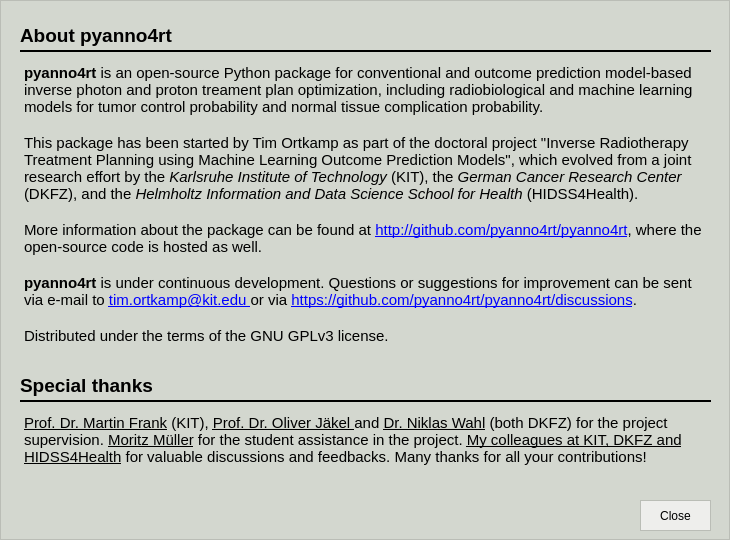
First picture: the form in pyanno4rt/gui/designs/info_window.ui, repository pyanno4rt/pyanno4rt, before the edit.
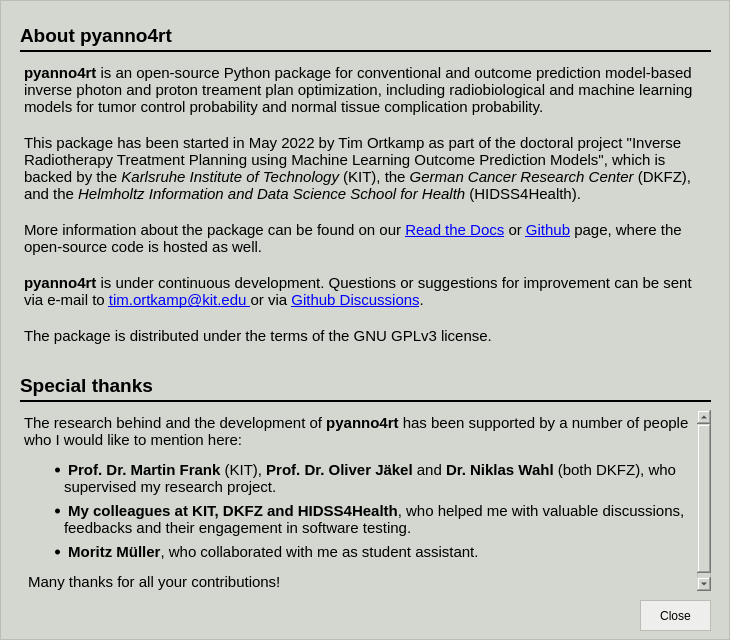
Second picture: the form after the edit.

What changed in the file:
```diff
--- a/pyanno4rt/gui/designs/info_window.ui
+++ b/pyanno4rt/gui/designs/info_window.ui
@@ -10,19 +10,19 @@
     <x>0</x>
     <y>0</y>
     <width>730</width>
-    <height>540</height>
+    <height>640</height>
    </rect>
   </property>
   <property name="minimumSize">
    <size>
     <width>730</width>
-    <height>540</height>
+    <height>640</height>
    </size>
   </property>
   <property name="maximumSize">
    <size>
     <width>730</width>
-    <height>540</height>
+    <height>640</height>
    </size>
   </property>
   <property name="windowTitle">
@@ -109,13 +109,13 @@
 &lt;/style&gt;&lt;/head&gt;&lt;body style=&quot; font-family:'Ubuntu'; font-size:11pt; font-weight:400; font-style:normal;&quot;&gt;
 &lt;p style=&quot; margin-top:0px; margin-bottom:0px; margin-left:0px; margin-right:0px; -qt-block-indent:0; text-indent:0px;&quot;&gt;&lt;span style=&quot; font-weight:600;&quot;&gt;pyanno4rt&lt;/span&gt; is an open-source Python package for conventional and outcome prediction model-based inverse photon and proton treament plan optimization, including radiobiological and machine learning models for tumor control probability and normal tissue complication probability.&lt;/p&gt;
 &lt;p style=&quot;-qt-paragraph-type:empty; margin-top:0px; margin-bottom:0px; margin-left:0px; margin-right:0px; -qt-block-indent:0; text-indent:0px;&quot;&gt;&lt;br /&gt;&lt;/p&gt;
-&lt;p style=&quot; margin-top:0px; margin-bottom:0px; margin-left:0px; margin-right:0px; -qt-block-indent:0; text-indent:0px;&quot;&gt;This package has been started by Tim Ortkamp as part of the doctoral project &amp;quot;Inverse Radiotherapy Treatment Planning using Machine Learning Outcome Prediction Models&amp;quot;, which evolved from a joint research effort by the &lt;span style=&quot; font-style:italic;&quot;&gt;Karlsruhe Institute of Technology&lt;/span&gt; (KIT), the &lt;span style=&quot; font-style:italic;&quot;&gt;German Cancer Research Center&lt;/span&gt; (DKFZ), and the &lt;span style=&quot; font-style:italic;&quot;&gt;Helmholtz Information and Data Science School for Health&lt;/span&gt; (HIDSS4Health).&lt;/p&gt;
+&lt;p style=&quot; margin-top:0px; margin-bottom:0px; margin-left:0px; margin-right:0px; -qt-block-indent:0; text-indent:0px;&quot;&gt;This package has been started in May 2022 by Tim Ortkamp as part of the doctoral project &amp;quot;Inverse Radiotherapy Treatment Planning using Machine Learning Outcome Prediction Models&amp;quot;, which is backed by the &lt;span style=&quot; font-style:italic;&quot;&gt;Karlsruhe Institute of Technology&lt;/span&gt; (KIT), the &lt;span style=&quot; font-style:italic;&quot;&gt;German Cancer Research Center&lt;/span&gt; (DKFZ), and the &lt;span style=&quot; font-style:italic;&quot;&gt;Helmholtz Information and Data Science School for Health&lt;/span&gt; (HIDSS4Health).&lt;/p&gt;
 &lt;p style=&quot;-qt-paragraph-type:empty; margin-top:0px; margin-bottom:0px; margin-left:0px; margin-right:0px; -qt-block-indent:0; text-indent:0px;&quot;&gt;&lt;br /&gt;&lt;/p&gt;
-&lt;p style=&quot; margin-top:0px; margin-bottom:0px; margin-left:0px; margin-right:0px; -qt-block-indent:0; text-indent:0px;&quot;&gt;More information about the package can be found at &lt;a href=&quot;http://github.com/pyanno4rt/pyanno4rt&quot;&gt;&lt;span style=&quot; text-decoration: underline; color:#0000ff;&quot;&gt;http://github.com/pyanno4rt/pyanno4rt&lt;/span&gt;&lt;/a&gt;, where the open-source code is hosted as well.&lt;/p&gt;
+&lt;p style=&quot; margin-top:0px; margin-bottom:0px; margin-left:0px; margin-right:0px; -qt-block-indent:0; text-indent:0px;&quot;&gt;More information about the package can be found on our &lt;a href=&quot;https://pyanno4rt.readthedocs.io/en/latest/&quot;&gt;&lt;span style=&quot; text-decoration: underline; color:#0000ff;&quot;&gt;Read the Docs&lt;/span&gt;&lt;/a&gt; or &lt;a href=&quot;http://github.com/pyanno4rt/pyanno4rt&quot;&gt;&lt;span style=&quot; text-decoration: underline; color:#0000ff;&quot;&gt;Github&lt;/span&gt;&lt;/a&gt; page, where the open-source code is hosted as well. &lt;/p&gt;
 &lt;p style=&quot;-qt-paragraph-type:empty; margin-top:0px; margin-bottom:0px; margin-left:0px; margin-right:0px; -qt-block-indent:0; text-indent:0px;&quot;&gt;&lt;br /&gt;&lt;/p&gt;
-&lt;p style=&quot; margin-top:0px; margin-bottom:0px; margin-left:0px; margin-right:0px; -qt-block-indent:0; text-indent:0px;&quot;&gt;&lt;span style=&quot; font-weight:600;&quot;&gt;pyanno4rt&lt;/span&gt; is under continuous development. Questions or suggestions for improvement can be sent via e-mail to &lt;a href=&quot;mailto:tim.ortkamp@kit.edu?subject=pyanno4rt&quot;&gt;&lt;span style=&quot; text-decoration: underline; color:#0000ff;&quot;&gt;tim.ortkamp@kit.edu &lt;/span&gt;&lt;/a&gt;or via &lt;a href=&quot;https://github.com/pyanno4rt/pyanno4rt/discussions&quot;&gt;&lt;span style=&quot; text-decoration: underline; color:#0000ff;&quot;&gt;https://github.com/pyanno4rt/pyanno4rt/discussions&lt;/span&gt;&lt;/a&gt;.&lt;/p&gt;
+&lt;p style=&quot; margin-top:0px; margin-bottom:0px; margin-left:0px; margin-right:0px; -qt-block-indent:0; text-indent:0px;&quot;&gt;&lt;span style=&quot; font-weight:600;&quot;&gt;pyanno4rt&lt;/span&gt; is under continuous development. Questions or suggestions for improvement can be sent via e-mail to &lt;a href=&quot;mailto:tim.ortkamp@kit.edu?subject=pyanno4rt&quot;&gt;&lt;span style=&quot; text-decoration: underline; color:#0000ff;&quot;&gt;tim.ortkamp@kit.edu &lt;/span&gt;&lt;/a&gt;or via &lt;a href=&quot;https://github.com/pyanno4rt/pyanno4rt/discussions&quot;&gt;&lt;span style=&quot; text-decoration: underline; color:#0000ff;&quot;&gt;Github Discussions&lt;/span&gt;&lt;/a&gt;.&lt;/p&gt;
 &lt;p style=&quot;-qt-paragraph-type:empty; margin-top:0px; margin-bottom:0px; margin-left:0px; margin-right:0px; -qt-block-indent:0; text-indent:0px;&quot;&gt;&lt;br /&gt;&lt;/p&gt;
-&lt;p style=&quot; margin-top:0px; margin-bottom:0px; margin-left:0px; margin-right:0px; -qt-block-indent:0; text-indent:0px;&quot;&gt;Distributed under the terms of the GNU GPLv3 license.&lt;/p&gt;&lt;/body&gt;&lt;/html&gt;</string>
+&lt;p style=&quot; margin-top:0px; margin-bottom:0px; margin-left:0px; margin-right:0px; -qt-block-indent:0; text-indent:0px;&quot;&gt;The package is distributed under the terms of the GNU GPLv3 license.&lt;/p&gt;&lt;/body&gt;&lt;/html&gt;</string>
     </property>
     <property name="textInteractionFlags">
      <set>Qt::LinksAccessibleByKeyboard|Qt::LinksAccessibleByMouse</set>
@@ -178,7 +178,7 @@
       <x>20</x>
       <y>410</y>
       <width>691</width>
-      <height>61</height>
+      <height>181</height>
      </rect>
     </property>
     <property name="styleSheet">
@@ -192,14 +192,18 @@
 &lt;html&gt;&lt;head&gt;&lt;meta name=&quot;qrichtext&quot; content=&quot;1&quot; /&gt;&lt;style type=&quot;text/css&quot;&gt;
 p, li { white-space: pre-wrap; }
 &lt;/style&gt;&lt;/head&gt;&lt;body style=&quot; font-family:'Ubuntu'; font-size:11pt; font-weight:400; font-style:normal;&quot;&gt;
-&lt;p style=&quot; margin-top:0px; margin-bottom:0px; margin-left:0px; margin-right:0px; -qt-block-indent:0; text-indent:0px;&quot;&gt;&lt;span style=&quot; text-decoration: underline;&quot;&gt;Prof. Dr. Martin Frank&lt;/span&gt; (KIT), &lt;span style=&quot; text-decoration: underline;&quot;&gt;Prof. Dr. Oliver Jäkel &lt;/span&gt;and &lt;span style=&quot; text-decoration: underline;&quot;&gt;Dr. Niklas Wahl&lt;/span&gt; (both DKFZ) for the project supervision. &lt;span style=&quot; text-decoration: underline;&quot;&gt;Moritz Müller&lt;/span&gt; for the student assistance in the project. &lt;span style=&quot; text-decoration: underline;&quot;&gt;My colleagues at KIT, DKFZ and HIDSS4Health&lt;/span&gt; for valuable discussions and feedbacks. Many thanks for all your contributions!&lt;/p&gt;&lt;/body&gt;&lt;/html&gt;</string>
+&lt;p style=&quot; margin-top:0px; margin-bottom:0px; margin-left:0px; margin-right:0px; -qt-block-indent:0; text-indent:0px;&quot;&gt;The research behind and the development of &lt;span style=&quot; font-weight:600;&quot;&gt;pyanno4rt&lt;/span&gt; has been supported by a number of people who I would like to mention here: &lt;/p&gt;
+&lt;ul style=&quot;margin-top: 0px; margin-bottom: 0px; margin-left: 0px; margin-right: 0px; -qt-list-indent: 1;&quot;&gt;&lt;li style=&quot; margin-top:12px; margin-bottom:6px; margin-left:0px; margin-right:0px; -qt-block-indent:0; text-indent:0px;&quot;&gt; &lt;span style=&quot; font-weight:600;&quot;&gt;Prof. Dr. Martin Frank&lt;/span&gt; (KIT), &lt;span style=&quot; font-weight:600;&quot;&gt;Prof. Dr. Oliver Jäkel&lt;/span&gt; and &lt;span style=&quot; font-weight:600;&quot;&gt;Dr. Niklas Wahl&lt;/span&gt; (both DKFZ), who supervised my research project.&lt;/li&gt;
+&lt;li style=&quot; margin-top:0px; margin-bottom:6px; margin-left:0px; margin-right:0px; -qt-block-indent:0; text-indent:0px;&quot;&gt; &lt;span style=&quot; font-weight:600;&quot;&gt;My colleagues at KIT, DKFZ and HIDSS4Health&lt;/span&gt;, who helped me with valuable discussions, feedbacks and their engagement in software testing.&lt;/li&gt;
+&lt;li style=&quot; margin-top:0px; margin-bottom:12px; margin-left:0px; margin-right:0px; -qt-block-indent:0; text-indent:0px;&quot;&gt; &lt;span style=&quot; font-weight:600;&quot;&gt;Moritz Müller&lt;/span&gt;, who collaborated with me as student assistant.&lt;/li&gt;&lt;/ul&gt;
+&lt;p style=&quot; margin-top:0px; margin-bottom:0px; margin-left:0px; margin-right:0px; -qt-block-indent:0; text-indent:0px;&quot;&gt; Many thanks for all your contributions!&lt;/p&gt;&lt;/body&gt;&lt;/html&gt;</string>
     </property>
    </widget>
    <widget class="QPushButton" name="close_pbutton">
     <property name="geometry">
      <rect>
       <x>640</x>
-      <y>500</y>
+      <y>600</y>
       <width>71</width>
       <height>31</height>
      </rect>
```
Left out of the diff: 3 changed lines with no effect on the pictures.
